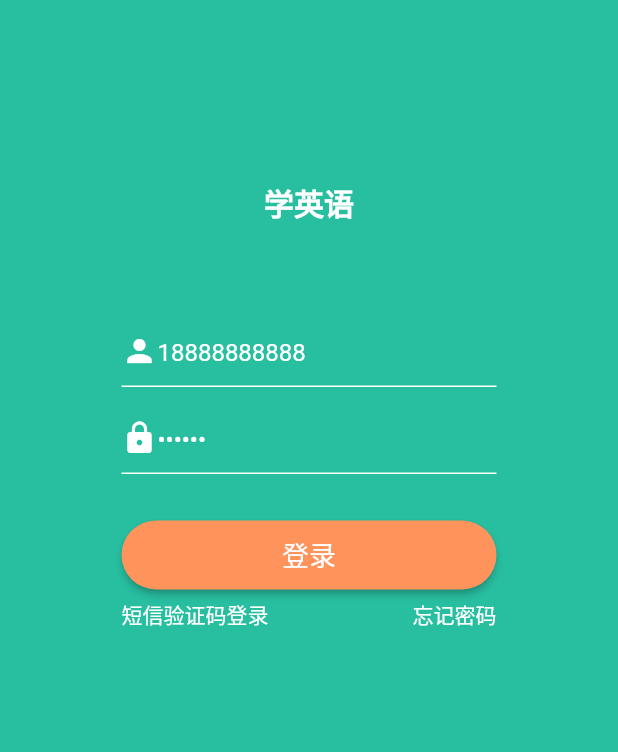
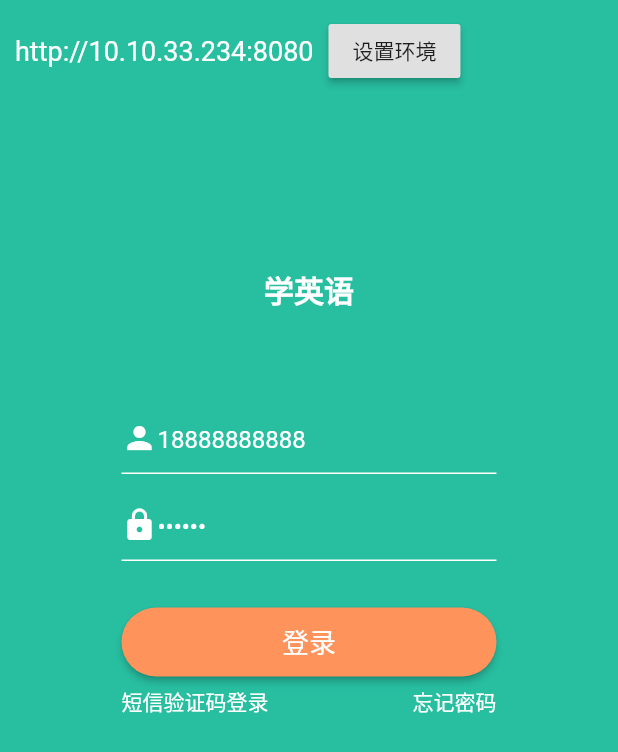
Before and after one commit to HoanChen/learn_english, a Flutter app: the screen it shows after launch, on a phone screen of 412 x 824 dp. Shown: the top 752 px of the screen. Run offline on Flutter 3.47's test engine with Material 2 defaults, Android fonts, the phone set to English and light mode, and no system bars; our stand-ins replace dio, fluttertoast, shared_preferences.

```diff
--- a/lib/net/HttpUtil.dart
+++ b/lib/net/HttpUtil.dart
@@ -25,6 +25,10 @@ class HttpUtil {
                 responseBody: true));
     }
   }
+
+  void setBaseUrl(String baseUrl) => _dio.options.baseUrl = baseUrl;
+
+  String getBaseUrl() => _dio.options.baseUrl;
 
   Future<O> simpleGet<O>(api, {params}) => request<O, O>(api, data: params);
 
--- a/lib/page/login_page.dart
+++ b/lib/page/login_page.dart
@@ -9,6 +9,7 @@ import 'package:learn_english/bean/login_Info.dart';
 import 'package:learn_english/common/LoginInfoUtil.dart';
 import 'package:learn_english/common/MyColors.dart';
 import 'package:learn_english/net/HttpUtil.dart';
+import 'package:learn_english/widget/SingleLineEditDialog.dart';
 
 class LoginPage extends StatefulWidget {
   @override
@@ -80,8 +81,25 @@ class LoginState extends State<LoginPage> {
               Column(
                 mainAxisSize: MainAxisSize.min,
                 children: <Widget>[
+                  Row(
+                    children: <Widget>[
+                      Padding(
+                        padding: EdgeInsets.all(10.0),
+                        child: Text(
+                          '${HttpUtil().getBaseUrl()}',
+                          style: TextStyle(color: Colors.white, fontSize: 18.0),
+                        ),
+                      ),
+                      Padding(
+                          padding: EdgeInsets.only(top: 10.0, bottom: 10.0),
+                          child: RaisedButton(
+                            onPressed: () => _setUrl(),
+                            child: Text('设置环境'),
+                          ))
+                    ],
+                  ),
                   SizedBox(
-                    height: 120.0,
+                    height: 110.0,
                   ),
                   Text(
                     '学英语',
@@ -276,4 +294,22 @@ class LoginState extends State<LoginPage> {
     }
     Fluttertoast.showToast(msg: msg);
   }
+
+  void _setUrl() async {
+    var text = await showDialog<String>(
+      context: context,
+      barrierDismissible: false,
+      builder: (context) => SingleLineEditDialog(
+        title: '设置环境',
+        text: HttpUtil().getBaseUrl(),
+      ),
+    );
+    if (text != null &&
+        text.startsWith('http') &&
+        text != HttpUtil().getBaseUrl()) {
+      setState(() {
+        HttpUtil().setBaseUrl(text);
+      });
+    }
+  }
 }
--- a/pubspec.yaml
+++ b/pubspec.yaml
@@ -29,8 +29,8 @@ dependencies:
   # Use with the CupertinoIcons class for iOS style icons.
   cupertino_icons: ^0.1.3
   dio: ^3.0.9
-  shared_preferences: ^0.4.2
-  fluttertoast: ^7.0.1
+  shared_preferences: ^0.5.8
+  fluttertoast: ^7.0.2
 
 dev_dependencies:
   flutter_test:
```
Also changed, not shown: lib/widget/SingleLineEditDialog.dart (added, +120 -0 lines), pubspec.lock, 4 other files.
